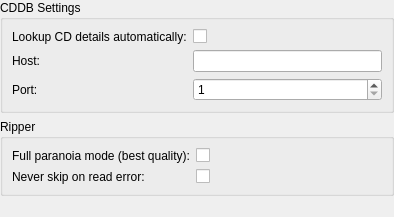
This is devices/audiocdsettings.ui in polpo/cantata-mac as Qt 5 draws it before an edit. The edited form follows.
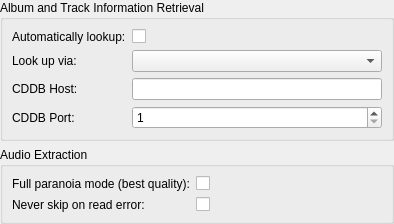
This is the edited form. Custom widgets are drawn as their Qt base class.

Commit message: MusicBrainz lookup

Diff of the .ui file:
```diff
--- a/devices/audiocdsettings.ui
+++ b/devices/audiocdsettings.ui
@@ -20,13 +20,13 @@
    <item>
     <widget class="QGroupBox" name="groupBox">
      <property name="title">
-      <string>CDDB Settings</string>
+      <string>Album and Track Information Retrieval</string>
      </property>
      <layout class="QFormLayout" name="formLayout">
       <item row="0" column="0">
        <widget class="BuddyLabel" name="label_3">
         <property name="text">
-         <string>Lookup CD details automatically:</string>
+         <string>Automatically lookup:</string>
         </property>
         <property name="buddy">
          <cstring>cddbAuto</cstring>
@@ -39,27 +39,40 @@
       <item row="1" column="0">
        <widget class="BuddyLabel" name="label">
         <property name="text">
-         <string>Host:</string>
+         <string>Look up via:</string>
+        </property>
+        <property name="buddy">
+         <cstring>cdAuto</cstring>
+        </property>
+       </widget>
+      </item>
+      <item row="1" column="1">
+       <widget class="QComboBox" name="cdLookup"/>
+      </item>
+      <item row="2" column="0">
+       <widget class="BuddyLabel" name="cddbHostLabel">
+        <property name="text">
+         <string>CDDB Host:</string>
         </property>
         <property name="buddy">
          <cstring>cddbHost</cstring>
         </property>
        </widget>
       </item>
-      <item row="1" column="1">
+      <item row="2" column="1">
        <widget class="LineEdit" name="cddbHost"/>
       </item>
-      <item row="2" column="0">
-       <widget class="BuddyLabel" name="label_2">
+      <item row="3" column="0">
+       <widget class="BuddyLabel" name="cddbPortLabel">
         <property name="text">
-         <string>Port:</string>
+         <string>CDDB Port:</string>
         </property>
         <property name="buddy">
          <cstring>cddbPort</cstring>
         </property>
        </widget>
       </item>
-      <item row="2" column="1">
+      <item row="3" column="1">
        <widget class="SpinBox" name="cddbPort">
         <property name="minimum">
          <number>1</number>
@@ -75,7 +88,7 @@
    <item>
     <widget class="QGroupBox" name="groupBox_2">
      <property name="title">
-      <string>Ripper</string>
+      <string>Audio Extraction</string>
      </property>
      <layout class="QFormLayout" name="formLayout_2">
       <item row="0" column="0">
```
Left out of the diff: 8 changed lines with no effect on the pictures. The commit also changes 30 other files.
